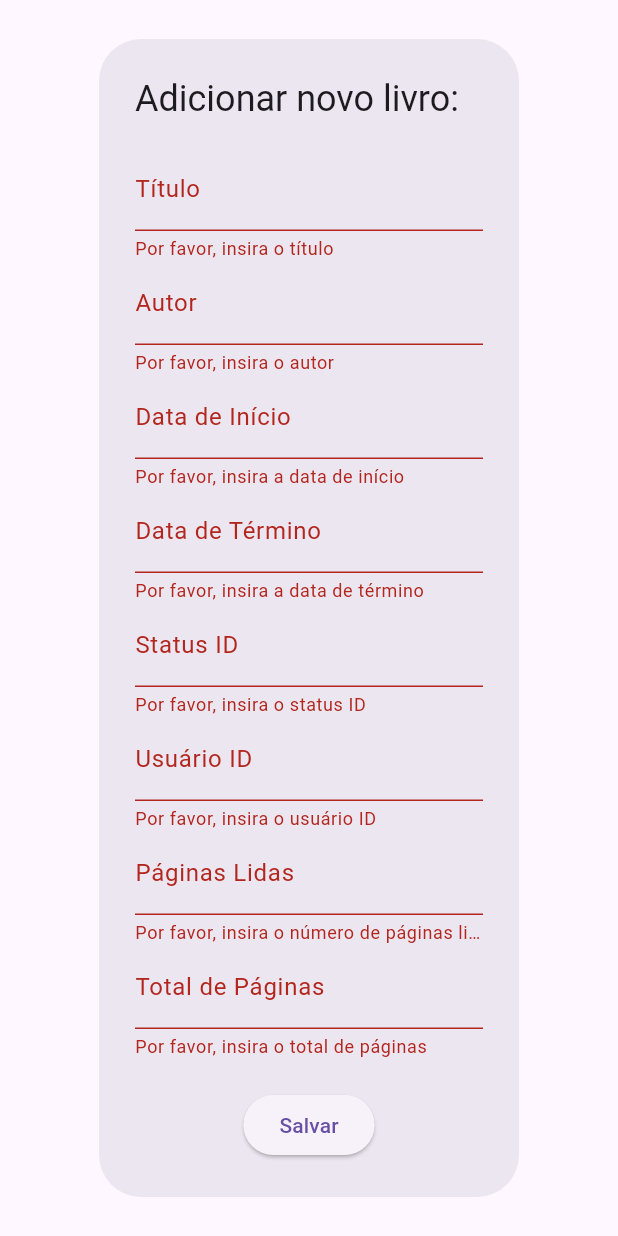
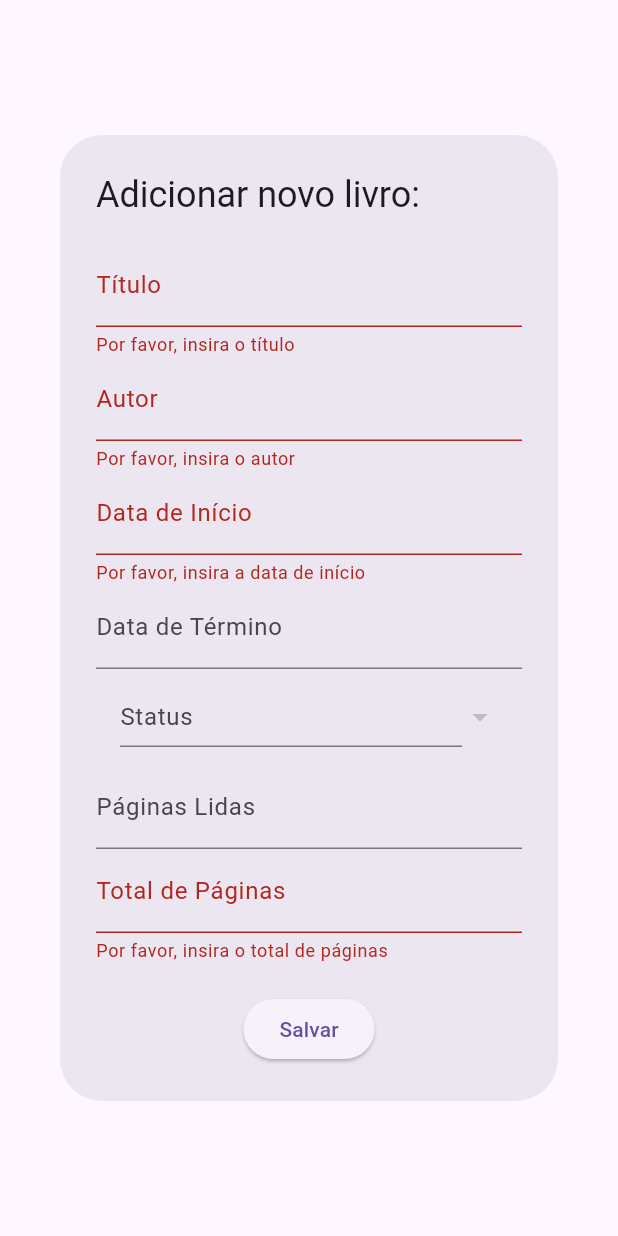
Before and after one commit to rodriguesJeff/mylibrary, a Flutter app: the BookForm widget shown alone on an empty page, opened directly, after a tap on "Salvar", on a phone screen of 412 x 824 dp. Run offline on Flutter 3.47's test engine with Material 3 defaults, Android fonts, the phone set to English and light mode, and no system bars; drawn by our look-alikes of dropdown_button2; our stand-ins replace firebase_auth, firebase_core, google_sign_in, percent_indicator, sqflite; missing offline and left inert: hasura_connect; accounts and stored records are empty.

Commit message:
Funcionando registro de forma generica, status

```diff
--- a/lib/src/home/home_screen.dart
+++ b/lib/src/home/home_screen.dart
@@ -17,7 +17,7 @@ class _HomeScreenState extends State<HomeScreen> {
   @override
   void initState() {
     WidgetsBinding.instance.addPostFrameCallback((_) async {
-      await context.read<HomeStore>().getBooks();
+      await context.read<HomeStore>().initLibrary();
     });
     super.initState();
   }
@@ -98,7 +98,7 @@ class _HomeScreenState extends State<HomeScreen> {
                   ),
                   IconButton(
                     onPressed: () async {
-                      await context.read<HomeStore>().getBooks();
+                      await context.read<HomeStore>().initLibrary();
                     },
                     icon: const Icon(
                       Icons.refresh,
--- a/lib/src/home/widgets/book_form.dart
+++ b/lib/src/home/widgets/book_form.dart
@@ -1,37 +1,38 @@
+import 'package:dropdown_button2/dropdown_button2.dart';
 import 'package:flutter/material.dart';
 import 'package:my_library/src/home/home_store.dart';
-import 'package:my_library/src/models/book_model.dart';
 import 'package:provider/provider.dart';
-import 'package:uuid/uuid.dart';
 
-class BookForm extends StatelessWidget {
+import '../../models/status_model.dart';
+
+class BookForm extends StatefulWidget {
   const BookForm({super.key});
 
+  @override
+  State<BookForm> createState() => _BookFormState();
+}
+
+class _BookFormState extends State<BookForm> {
   @override
   Widget build(BuildContext context) {
     final _formKey = GlobalKey<FormState>();
 
-    final titleController = TextEditingController();
-    final authorController = TextEditingController();
-    final startDateController = TextEditingController();
-    final endDateController = TextEditingController();
-    final statusIdController = TextEditingController();
-    final userIdController = TextEditingController();
-    final readPagesController = TextEditingController();
-    final totalPagesController = TextEditingController();
+    // final store = context.read<HomeStore>();
 
-    final store = context.read<HomeStore>();
+    String startDate = '';
+    String endDate = '';
 
     return AlertDialog(
       title: const Text("Adicionar novo livro:"),
       content: Form(
         key: _formKey,
-        child: SingleChildScrollView(
+        child: Consumer<HomeStore>(
+          builder: (c, store, child) => SingleChildScrollView(
             child: Column(
               mainAxisSize: MainAxisSize.min,
               children: [
                 TextFormField(
-                controller: titleController,
+                  controller: store.titleController,
                   decoration: const InputDecoration(labelText: "Título"),
                   validator: (value) {
                     if (value == null || value.isEmpty) {
@@ -41,7 +42,7 @@ class BookForm extends StatelessWidget {
                   },
                 ),
                 TextFormField(
-                controller: authorController,
+                  controller: store.authorController,
                   decoration: const InputDecoration(labelText: "Autor"),
                   validator: (value) {
                     if (value == null || value.isEmpty) {
@@ -51,8 +52,20 @@ class BookForm extends StatelessWidget {
                   },
                 ),
                 TextFormField(
-                controller: startDateController,
-                decoration: const InputDecoration(labelText: "Data de Início"),
+                  onTap: () async {
+                    final date = await showDatePicker(
+                      context: context,
+                      firstDate: DateTime(2000),
+                      lastDate: DateTime.now(),
+                    );
+                    startDate = '${date!.year}-${date.month}-${date.day}';
+                    store.startDateController.text =
+                        '${date.day}/${date.month}/${date.year}';
+                  },
+                  readOnly: true,
+                  controller: store.startDateController,
+                  decoration:
+                      const InputDecoration(labelText: "Data de Início"),
                   keyboardType: TextInputType.datetime,
                   validator: (value) {
                     if (value == null || value.isEmpty) {
@@ -62,51 +75,78 @@ class BookForm extends StatelessWidget {
                   },
                 ),
                 TextFormField(
-                controller: endDateController,
-                decoration: const InputDecoration(labelText: "Data de Término"),
+                  onTap: () async {
+                    final date = await showDatePicker(
+                      context: context,
+                      firstDate: DateTime(2000),
+                      lastDate: DateTime.now(),
+                    );
+                    endDate = '${date!.year}-${date!.month}-${date!.day}';
+                    store.endDateController.text =
+                        '${date!.day}/${date!.month}/${date!.year}';
+                  },
+                  readOnly: true,
+                  controller: store.endDateController,
+                  decoration:
+                      const InputDecoration(labelText: "Data de Término"),
                   keyboardType: TextInputType.datetime,
-                validator: (value) {
-                  if (value == null || value.isEmpty) {
-                    return "Por favor, insira a data de término";
-                  }
-                  return null;
+                ),
+                Padding(
+                  padding: const EdgeInsets.only(
+                    top: 12.0,
+                    bottom: 12.0,
+                  ),
+                  child: DropdownButtonHideUnderline(
+                    child: SizedBox(
+                      width: MediaQuery.sizeOf(context).width,
+                      child: Builder(builder: (context) {
+                        return DropdownButton2<StatusModel>(
+                          isExpanded: true,
+                          hint: TextFormField(
+                            controller: store.statusIdController,
+                            decoration: const InputDecoration(
+                              labelText: "Status",
+                              border: UnderlineInputBorder(),
+                            ),
+                            keyboardType: TextInputType.number,
+                          ),
+                          items: store.status
+                              .map((StatusModel item) =>
+                                  DropdownMenuItem<StatusModel>(
+                                    value: item,
+                                    child: Text(
+                                      item.description,
+                                      style: const TextStyle(
+                                        fontSize: 18,
+                                      ),
+                                    ),
+                                  ))
+                              .toList(),
+                          value: store.selectedStatus,
+                          onChanged: (StatusModel? value) {
+                            store.changeStatus(value!);
+                            store.statusIdController.text = value.description;
                           },
+                          buttonStyleData: const ButtonStyleData(
+                            padding: EdgeInsets.symmetric(horizontal: 16),
+                            height: 40,
+                            width: 140,
+                          ),
+                          menuItemStyleData: const MenuItemStyleData(
+                            height: 40,
+                          ),
+                        );
+                      }),
+                    ),
+                  ),
                 ),
                 TextFormField(
-                controller: statusIdController,
-                decoration: const InputDecoration(labelText: "Status ID"),
+                  controller: store.readPagesController,
+                  decoration: const InputDecoration(labelText: "Páginas Lidas"),
                   keyboardType: TextInputType.number,
-                validator: (value) {
-                  if (value == null || value.isEmpty) {
-                    return "Por favor, insira o status ID";
-                  }
-                  return null;
-                },
                 ),
                 TextFormField(
-                controller: userIdController,
-                decoration: const InputDecoration(labelText: "Usuário ID"),
-                keyboardType: TextInputType.number,
-                validator: (value) {
-                  if (value == null || value.isEmpty) {
-                    return "Por favor, insira o usuário ID";
-                  }
-                  return null;
-                },
-              ),
-              TextFormField(
-                controller: readPagesController,
-                decoration: const InputDecoration(labelText: "Páginas Lidas"),
-                keyboardType: TextInputType.number,
-                validator: (value) {
-                  if (value == null || value.isEmpty) {
-                    return "Por favor, insira o número de páginas lidas";
-                  }
-                  return null;
-                },
-              ),
-              TextFormField(
-                controller: totalPagesController,
+                  controller: store.totalPagesController,
                   decoration:
                       const InputDecoration(labelText: "Total de Páginas"),
                   keyboardType: TextInputType.number,
@@ -121,19 +161,7 @@ class BookForm extends StatelessWidget {
                 ElevatedButton(
                   onPressed: () {
                     if (_formKey.currentState?.validate() ?? false) {
-                    store.addNew(
-                      BookModel(
-                        id: const Uuid().v4(),
-                        title: titleController.text,
-                        author: authorController.text,
-                        startDate: startDateController.text,
-                        endDate: endDateController.text,
-                        statusId: statusIdController.text,
-                        userId: userIdController.text,
-                        readPages: int.parse(readPagesController.text),
-                        totalPages: int.parse(totalPagesController.text),
-                      ),
-                    );
+                      store.addNew();
                       Navigator.of(context).pop();
                     }
                   },
@@ -143,6 +171,7 @@ class BookForm extends StatelessWidget {
             ),
           ),
         ),
+      ),
     );
   }
 }
--- /dev/null
+++ b/lib/src/models/status_model.dart
@@ -0,0 +1,16 @@
+class StatusModel {
+  int id;
+  String description;
+
+  StatusModel({
+    required this.id,
+    required this.description,
+  });
+
+  factory StatusModel.fromJson(Map<String, dynamic> json) {
+    return StatusModel(
+      id: json["id"],
+      description: json["description"],
+    );
+  }
+}
--- a/pubspec.yaml
+++ b/pubspec.yaml
@@ -45,6 +45,7 @@ dependencies:
   percent_indicator: ^4.2.3
   uuid: ^3.0.7
   liquid_pull_to_refresh: ^3.0.1
+  dropdown_button2: ^2.3.9
 
 dev_dependencies:
   flutter_test:
```
Also changed, not shown: lib/src/database_ops/db_operations.dart (+23 -4 lines), lib/src/home/home_store.dart (+48 -4 lines), pubspec.lock. Lines whose indentation alone changed are shown as unchanged.
